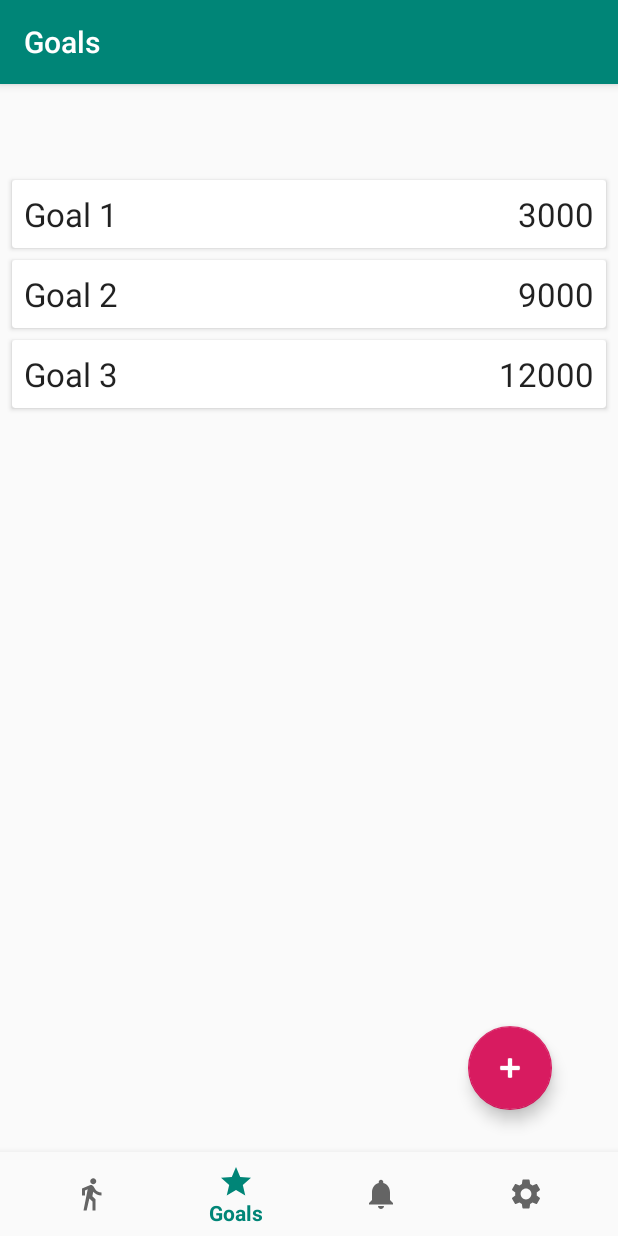
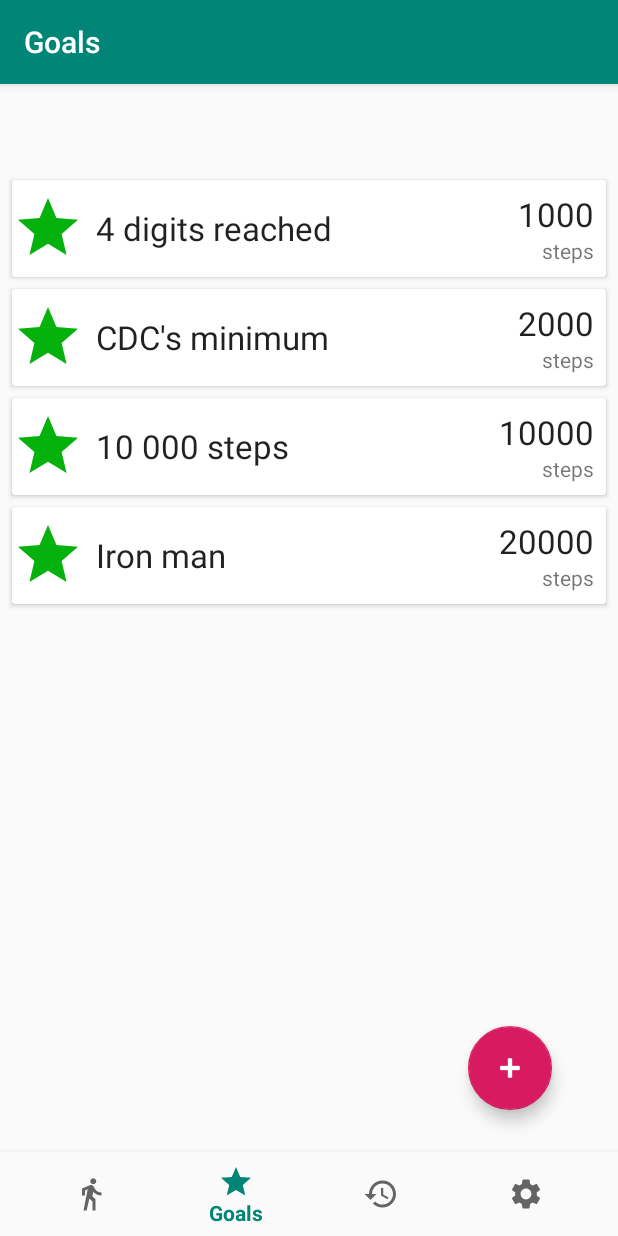
Before and after one commit to NiklavsM/StepCounter, an Android app: the screen it shows after launch (MainActivity), item 2 of the bottom bar chosen, on a phone screen of 412 x 824 dp. Run offline under Robolectric (Android 15) with nearby library versions, the phone set to English and light mode, and no system bars; our stand-ins replace Room's generated code, navigation-ui.

Commit message:
GUI changes

```diff
--- a/app/src/main/java/com/example/stepcounter/database/AppDatabase.java
+++ b/app/src/main/java/com/example/stepcounter/database/AppDatabase.java
@@ -52,13 +52,14 @@ public abstract class AppDatabase extends RoomDatabase {
 
         @Override
         protected Void doInBackground(Void... voids) {
-            goalDao.insertGoal(new Goal("Goal 1", 3000));
-            goalDao.insertGoal(new Goal("Goal 2", 9000));
-            goalDao.insertGoal(new Goal("Goal 3", 12000));
+            goalDao.insertGoal(new Goal("CDC's minimum", 2000));
+            goalDao.insertGoal(new Goal("4 digits reached", 1000));
+            goalDao.insertGoal(new Goal("Iron man", 20000));
+            goalDao.insertGoal(new Goal("10 000 steps", 10000));
 
-            historyDao.setHistory(new HistoryEntity(1580186339584f, 1245, "Iron man", 10000));
-            historyDao.setHistory(new HistoryEntity(1570186339584f, 2345, "Iron lady", 11000));
-            historyDao.setHistory(new HistoryEntity(1560186339584f, 12425, "Iron lady", 11000));
+            historyDao.setHistory(new HistoryEntity(1580186339584f, 5435, "Iron man", 20000));
+            historyDao.setHistory(new HistoryEntity(1570186339584f, 2345, "CDC's minimum", 2000));
+            historyDao.setHistory(new HistoryEntity(1560186339584f, 950, "4 digits reached", 1000));
             return null;
         }
     }
--- a/app/src/main/java/com/example/stepcounter/ui/history/HistoryAdapter.java
+++ b/app/src/main/java/com/example/stepcounter/ui/history/HistoryAdapter.java
@@ -3,6 +3,7 @@ package com.example.stepcounter.ui.history;
 import android.view.LayoutInflater;
 import android.view.View;
 import android.view.ViewGroup;
+import android.widget.ImageView;
 import android.widget.TextView;
 
 import androidx.annotation.NonNull;
@@ -36,6 +37,9 @@ public class HistoryAdapter extends RecyclerView.Adapter<HistoryAdapter.HistoryH
         int percentage = (int) 100.0 * currentHistory.getStepsTaken() / currentHistory.getGoalSteps();
         holder.tvProgress.setText(percentage + "%");// TODO fix warning
         holder.tvGoal.setText(currentHistory.getGoalName());
+        if(percentage>=100){
+            holder.imHistoryIcon.setImageResource(R.drawable.ic_star_24px);
+        }
     }
 
     @Override
@@ -53,6 +57,7 @@ public class HistoryAdapter extends RecyclerView.Adapter<HistoryAdapter.HistoryH
         private TextView tvDate;
         private TextView tvProgress;
         private TextView tvGoal;
+        private ImageView imHistoryIcon;
 
 
         public HistoryHolder(@NonNull View itemView) {
@@ -60,6 +65,7 @@ public class HistoryAdapter extends RecyclerView.Adapter<HistoryAdapter.HistoryH
             tvDate = itemView.findViewById(R.id.tv_history_date);
             tvProgress = itemView.findViewById(R.id.tv_history_progress);
             tvGoal = itemView.findViewById(R.id.tv_history_goal);
+            imHistoryIcon = itemView.findViewById(R.id.history_icon);
 
             itemView.setOnClickListener(new View.OnClickListener() {
                 @Override
--- a/app/src/main/java/com/example/stepcounter/ui/home/HomeFragment.java
+++ b/app/src/main/java/com/example/stepcounter/ui/home/HomeFragment.java
@@ -4,6 +4,7 @@ import android.os.Bundle;
 import android.view.LayoutInflater;
 import android.view.View;
 import android.view.ViewGroup;
+import android.view.inputmethod.EditorInfo;
 import android.widget.Button;
 import android.widget.EditText;
 import android.widget.TextView;
@@ -40,9 +41,11 @@ public class HomeFragment extends Fragment {
             public void onClick(View v) {
                 String stepsToAdd = etAddSteps.getText().toString();
                 if (stepsToAdd.trim().equals("")) {
-                    Toast.makeText(getContext(), "Plsese add steps", Toast.LENGTH_LONG).show();
+                    Toast.makeText(getContext(), "Please add steps", Toast.LENGTH_SHORT).show();
                 } else {
+                    etAddSteps.onEditorAction(EditorInfo.IME_ACTION_DONE);
                     homeViewModel.addToHistory(Integer.parseInt(etAddSteps.getText().toString()));
+                    Toast.makeText(getContext(), stepsToAdd + " steps added", Toast.LENGTH_SHORT).show();
                 }
             }
         });
--- /dev/null
+++ b/app/src/main/res/drawable/ic_history_24px.xml
@@ -0,0 +1,5 @@
+<vector android:autoMirrored="true" android:height="24dp"
+    android:viewportHeight="24" android:viewportWidth="24"
+    android:width="24dp" xmlns:android="http://schemas.android.com/apk/res/android">
+    <path android:fillColor="#FF000000" android:pathData="M13,3c-4.97,0 -9,4.03 -9,9L1,12l3.89,3.89 0.07,0.14L9,12L6,12c0,-3.87 3.13,-7 7,-7s7,3.13 7,7 -3.13,7 -7,7c-1.93,0 -3.68,-0.79 -4.94,-2.06l-1.42,1.42C8.27,19.99 10.51,21 13,21c4.97,0 9,-4.03 9,-9s-4.03,-9 -9,-9zM12,8v5l4.28,2.54 0.72,-1.21 -3.5,-2.08L13.5,8L12,8z"/>
+</vector>
--- a/app/src/main/res/drawable/ic_star_24px.xml
+++ b/app/src/main/res/drawable/ic_star_24px.xml
@@ -1,5 +1,5 @@
 <vector android:autoMirrored="true" android:height="24dp"
     android:viewportHeight="24" android:viewportWidth="24"
     android:width="24dp" xmlns:android="http://schemas.android.com/apk/res/android">
-    <path android:fillColor="#FF000000" android:pathData="M12,17.27L18.18,21l-1.64,-7.03L22,9.24l-7.19,-0.61L12,2 9.19,8.63 2,9.24l5.46,4.73L5.82,21z"/>
+    <path android:fillColor="#05B10C" android:pathData="M12,17.27L18.18,21l-1.64,-7.03L22,9.24l-7.19,-0.61L12,2 9.19,8.63 2,9.24l5.46,4.73L5.82,21z"/>
 </vector>
--- a/app/src/main/res/drawable/ic_star_border_24px.xml
+++ b/app/src/main/res/drawable/ic_star_border_24px.xml
@@ -1,5 +1,5 @@
 <vector android:autoMirrored="true" android:height="24dp"
     android:viewportHeight="24" android:viewportWidth="24"
     android:width="24dp" xmlns:android="http://schemas.android.com/apk/res/android">
-    <path android:fillColor="#FF000000" android:pathData="M22,9.24l-7.19,-0.62L12,2 9.19,8.63 2,9.24l5.46,4.73L5.82,21 12,17.27 18.18,21l-1.63,-7.03L22,9.24zM12,15.4l-3.76,2.27 1,-4.28 -3.32,-2.88 4.38,-0.38L12,6.1l1.71,4.04 4.38,0.38 -3.32,2.88 1,4.28L12,15.4z"/>
+    <path android:fillColor="#05B10C" android:pathData="M22,9.24l-7.19,-0.62L12,2 9.19,8.63 2,9.24l5.46,4.73L5.82,21 12,17.27 18.18,21l-1.63,-7.03L22,9.24zM12,15.4l-3.76,2.27 1,-4.28 -3.32,-2.88 4.38,-0.38L12,6.1l1.71,4.04 4.38,0.38 -3.32,2.88 1,4.28L12,15.4z"/>
 </vector>
--- a/app/src/main/res/layout/goal_item.xml
+++ b/app/src/main/res/layout/goal_item.xml
@@ -7,27 +7,49 @@
     android:layout_marginEnd="8dp">
 
     <RelativeLayout
+        android:layout_width="match_parent"
+        android:layout_height="wrap_content">
+
+        <ImageView
+            android:id="@+id/goal_icon"
+            android:layout_width="48dp"
+            android:layout_height="48dp"
+            android:layout_centerVertical="true"
+            android:gravity="center"
+            android:src="@drawable/ic_star_24px"
+            android:textSize="24sp" />
+
+        <RelativeLayout
             android:layout_width="wrap_content"
             android:layout_height="wrap_content"
+            android:layout_toEndOf="@+id/goal_icon"
             android:padding="8dp">
+
+            <TextView
+                android:id="@+id/tv_goal_name"
+                android:layout_width="wrap_content"
+                android:layout_height="wrap_content"
+                android:layout_centerVertical="true"
+                android:ellipsize="end"
+                android:maxLines="1"
+                android:text="Iron Man"
+                android:textAppearance="@style/TextAppearance.AppCompat.Large" />
 
             <TextView
                 android:id="@+id/tv_goal_step_count"
                 android:layout_width="wrap_content"
                 android:layout_height="wrap_content"
                 android:layout_alignParentEnd="true"
-            android:text="1"
+                android:text="1000"
                 android:textAppearance="@style/TextAppearance.AppCompat.Large" />
 
             <TextView
-            android:id="@+id/tv_goal_name"
                 android:layout_width="wrap_content"
                 android:layout_height="wrap_content"
-            android:layout_alignParentStart="true"
-            android:layout_toStartOf="@+id/tv_goal_step_count"
-            android:ellipsize="end"
-            android:maxLines="1"
-            android:text="NAMENAMENAME"
-            android:textAppearance="@style/TextAppearance.AppCompat.Large" />
+                android:layout_below="@+id/tv_goal_step_count"
+                android:layout_alignParentEnd="true"
+                android:text=" steps" />
+
+        </RelativeLayout>
     </RelativeLayout>
 </androidx.cardview.widget.CardView>
--- a/app/src/main/res/layout/history_item.xml
+++ b/app/src/main/res/layout/history_item.xml
@@ -46,7 +46,7 @@
                 android:ellipsize="end"
                 android:maxLines="1"
                 android:text="900/1000 steps"
-                android:textAppearance="@style/TextAppearance.AppCompat.Large" />
+                android:textAppearance="@style/TextAppearance.AppCompat.Small" />
 
             <TextView
                 android:id="@+id/tv_history_date"
@@ -56,7 +56,7 @@
                 android:layout_alignParentStart="true"
                 android:layout_centerVertical="true"
                 android:text="1/12/2020"
-                android:textAppearance="@style/TextAppearance.AppCompat.Large" />
+                android:textAppearance="@style/TextAppearance.AppCompat.Small" />
 
         </RelativeLayout>
 
--- a/app/src/main/res/menu/bottom_nav_menu.xml
+++ b/app/src/main/res/menu/bottom_nav_menu.xml
@@ -10,7 +10,7 @@
         android:title="@string/title_goals" />
     <item
         android:id="@+id/navigation_history"
-        android:icon="@drawable/ic_notifications_black_24dp"
+        android:icon="@drawable/ic_history_24px"
         android:title="@string/title_history" />
     <item
         android:id="@+id/navigation_settings"
```
Lines whose indentation alone changed are shown as unchanged.
